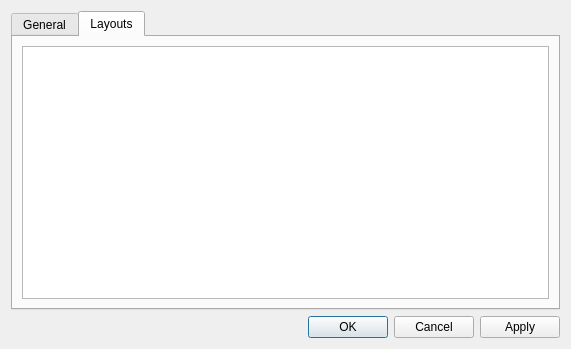
This is resources/settings.ui in octorock/the-little-hat as Qt 5 draws it before an edit. The edited form follows.
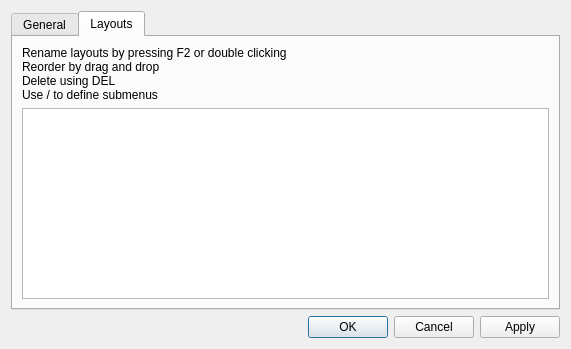
This is the edited form. The open tabs and pages were chosen to show the change.

Commit message: Manage layouts in settings dialog

The edit to the form file:
```diff
--- a/resources/settings.ui
+++ b/resources/settings.ui
@@ -33,7 +33,17 @@
       </attribute>
       <layout class="QVBoxLayout" name="verticalLayout_2">
        <item>
-        <widget class="QListWidget" name="listWidget"/>
+        <widget class="QLabel" name="label">
+         <property name="text">
+          <string>Rename layouts by pressing F2 or double clicking
+Reorder by drag and drop
+Delete using DEL
+Use / to define submenus</string>
+         </property>
+        </widget>
+       </item>
+       <item>
+        <widget class="QListView" name="listLayouts"/>
        </item>
       </layout>
      </widget>
```
The commit also changes 4 other files.
